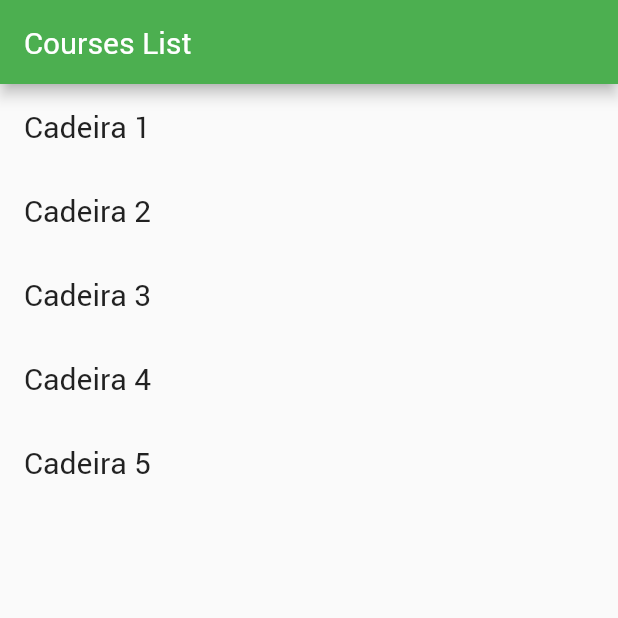
After one commit to plicca/flutter-academy, a Flutter app: the screen it shows after launch, on a phone screen of 412 x 824 dp, the top half of it. The commit adds this screen. Run offline on Flutter 3.47's test engine with Material 2 defaults, Android fonts, the phone set to English and light mode, and no system bars.

Commit message:
Added courses page

```diff
--- /dev/null
+++ b/lib/courseshome.dart
@@ -0,0 +1,41 @@
+import 'package:flutter/material.dart';
+
+class CoursesHome extends StatefulWidget {
+	@override
+	//StudentHomeState createState() => new StudentHomeState();
+  State<StatefulWidget> createState() {
+    return CoursesHomeState();
+  }
+}
+
+class CoursesHomeState extends State<CoursesHome> {
+  @override
+
+  Widget build(BuildContext context) {
+		return new Scaffold(
+			appBar: new AppBar(
+				title: new Text('Courses List'),
+			),
+      body: _buildList()
+		);
+	}
+
+  Widget _buildList() => ListView(
+      children: [
+        _tile('Cadeira 1'),
+        _tile('Cadeira 2'),
+        _tile('Cadeira 3'),
+        _tile('Cadeira 4'),
+        _tile('Cadeira 5'),
+
+      ],
+    );
+
+  ListTile _tile (String title) => ListTile(
+    title: Text(title,
+      style: TextStyle(
+        fontSize: 20,
+      )
+    ),
+  );
+}
--- a/lib/main.dart
+++ b/lib/main.dart
@@ -1,7 +1,7 @@
 import 'package:flutter/material.dart';
 
+import 'courseshome.dart';
 import 'studenthome.dart';
-
 
 void main() => runApp(MyApp());
 
@@ -12,15 +12,15 @@ class MyApp extends StatelessWidget {
 			title: 'Startup Name Generator',
 			theme: new ThemeData(
 				fontFamily: 'Roboto',
-				primaryColor: Colors.teal,
+				primaryColor: Colors.green,
 			),
-			home: new StudentHome(),
-      //home: new CoursesPage(),
+			//home: new StudentHome(),
+      home: new CoursesHome(),
 		);
 	}
 }
 
-class CoursesPage extends StatefulWidget {
+/*class CoursesPage extends StatefulWidget {
   @override
   State<StatefulWidget> createState() {
     return CoursesPageState();
@@ -38,4 +38,4 @@ class CoursesPageState extends State<CoursesPage> {
       resizeToAvoidBottomPadding: false,
     );
   }
-}
+}*/
```
